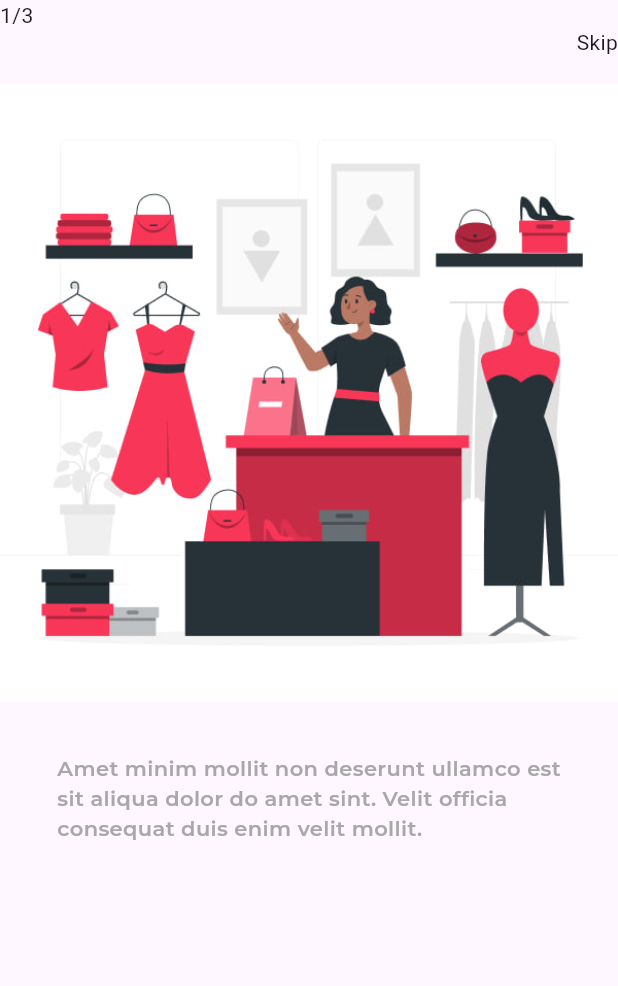
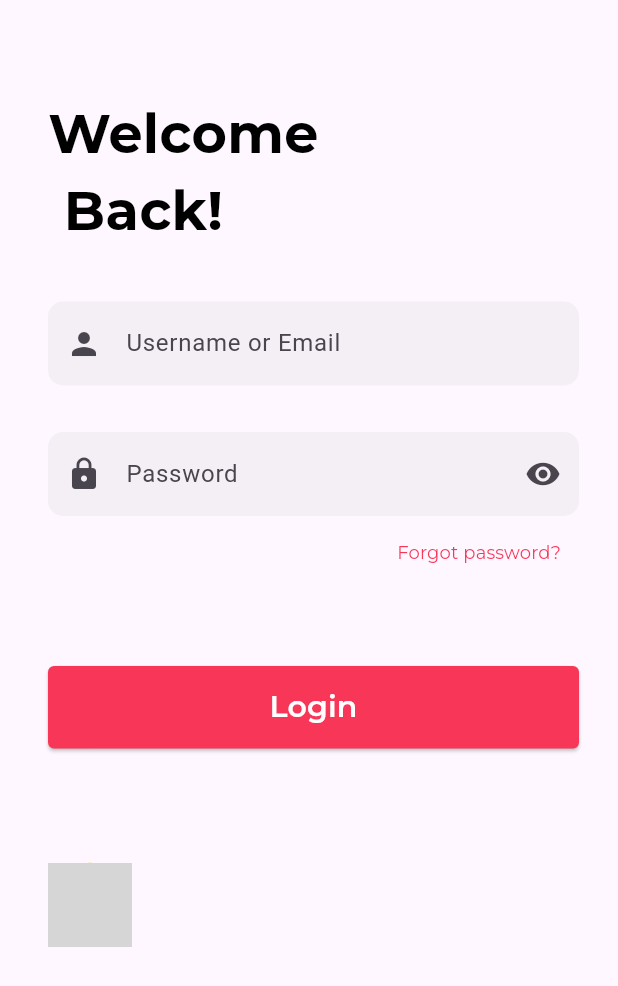
Before and after one commit to MuhammadsharifDev/stylish_ecommers, a Flutter app: the screen it shows after launch, on a phone screen of 412 x 824 dp. Shown: the top 986 px of the screen. Run offline on Flutter 3.47's test engine with Material 2 defaults, Android fonts, the light colour scheme and no system bars; our stand-ins replace bloc, equatable, flutter_bloc, flutter_svg, google_fonts; grey boxes are pictures that could not be loaded.

Commit message:
add unsplash

```diff
--- a/lib/main.dart
+++ b/lib/main.dart
@@ -1,5 +1,7 @@
 import 'package:flutter/material.dart';
 import 'package:flutter_bloc/flutter_bloc.dart';
+import 'package:stylish_ecommers_app/presintation/auth/login/bloc/login_bloc.dart';
+import 'package:stylish_ecommers_app/presintation/auth/login/login_page.dart';
 import 'package:stylish_ecommers_app/presintation/bottom_tab/basket/bloc/basket_bloc.dart';
 import 'package:stylish_ecommers_app/presintation/bottom_tab/home/bloc/home_bloc.dart';
 import 'package:stylish_ecommers_app/presintation/bottom_tab/search/bloc/search_bloc.dart';
@@ -31,6 +33,7 @@ class MyApp extends StatelessWidget {
         BlocProvider(create: (_)=>SearchBloc()),
         BlocProvider(create: (_)=>SettingBloc()),
         BlocProvider(create: (_)=>UnsplashBloc()..add(PageViewEvent())),
+        BlocProvider(create: (_)=>LoginBloc()),
       ],
         child: MaterialApp(
           debugShowCheckedModeBanner: false,
@@ -39,7 +42,7 @@ class MyApp extends StatelessWidget {
             colorScheme: ColorScheme.fromSeed(seedColor: Colors.deepPurple),
             useMaterial3: true,
           ),
-          home:const SplashPage()
+          home: LoginPage()
       ),
     );
   }
--- /dev/null
+++ b/lib/presintation/auth/login/bloc/login_bloc.dart
@@ -0,0 +1,15 @@
+import 'dart:async';
+
+import 'package:bloc/bloc.dart';
+import 'package:meta/meta.dart';
+
+part 'login_event.dart';
+part 'login_state.dart';
+
+class LoginBloc extends Bloc<LoginEvent, LoginState> {
+  LoginBloc() : super(LoginInitial()) {
+    on<LoginEvent>((event, emit) {
+      // TODO: implement event handler
+    });
+  }
+}
--- /dev/null
+++ b/lib/presintation/auth/login/bloc/login_event.dart
@@ -0,0 +1,4 @@
+part of 'login_bloc.dart';
+
+@immutable
+abstract class LoginEvent {}
--- /dev/null
+++ b/lib/presintation/auth/login/bloc/login_state.dart
@@ -0,0 +1,6 @@
+part of 'login_bloc.dart';
+
+@immutable
+abstract class LoginState {}
+
+class LoginInitial extends LoginState {}
--- /dev/null
+++ b/lib/presintation/auth/login/login_page.dart
@@ -0,0 +1,107 @@
+import 'package:flutter/material.dart';
+import 'package:flutter_bloc/flutter_bloc.dart';
+import 'package:flutter_svg/flutter_svg.dart';
+import 'package:stylish_ecommers_app/presintation/auth/login/bloc/login_bloc.dart';
+import 'package:stylish_ecommers_app/presintation/const/theme_data/elevated_bottom_style.dart';
+import 'package:stylish_ecommers_app/presintation/const/theme_data/text_style.dart';
+import 'package:stylish_ecommers_app/presintation/const/theme_data/textfield_items.dart';
+import 'package:stylish_ecommers_app/presintation/const/utils/app_icon.dart';
+
+class LoginPage extends StatelessWidget {
+  LoginPage({super.key});
+
+  TextEditingController usernameController = TextEditingController();
+  TextEditingController passwordController = TextEditingController();
+
+  @override
+  Widget build(BuildContext context) {
+    return BlocBuilder<LoginBloc, LoginState>(
+      builder: (context, state) {
+        return Scaffold(
+          body: Padding(
+            padding: const EdgeInsets.only(left: 32, right: 26),
+            child: Column(
+              crossAxisAlignment: CrossAxisAlignment.start,
+              children: [
+                const SizedBox(
+                  height: 63,
+                ),
+                StyleText.items(
+                    text: 'Welcome\n Back!',
+                    size: 36,
+                    fontWeight: FontWeight.w700,
+                    color: Colors.black),
+                const SizedBox(
+                  height: 36,
+                ),
+                TextField(
+                  controller: usernameController,
+                  decoration: TextFieldItems.items(
+                    prefIcon: Icons.person,
+                    hintex: 'Username or Email',
+                    radius: 10,
+                    color: Colors.grey.withOpacity(0.1),
+                    suffIcon: null,
+                  ),
+                ),
+                const SizedBox(
+                  height: 31,
+                ),
+                TextField(
+                  controller: usernameController,
+                  decoration: TextFieldItems.items(
+                    prefIcon: Icons.lock,
+                    hintex: 'Password',
+                    radius: 10,
+                    color: Colors.grey.withOpacity(0.1),
+                    suffIcon: Icons.visibility,
+                  ),
+                ),
+                Row(
+                  mainAxisAlignment: MainAxisAlignment.end,
+                  children: [
+                    TextButton(
+                      onPressed: () {},
+                      child: StyleText.items(
+                        text: 'Forgot password?',
+                        size: 12,
+                        fontWeight: FontWeight.w400,
+                        color: const Color(0xffF83758),
+                      ),
+                    ),
+                  ],
+                ),
+                const SizedBox(
+                  height: 52,
+                ),
+                ElevatedButton(
+                  style: ElevatedStyle.style( height: 55, radius: 4),
+                  onPressed: () {},
+                  child: Align(
+                      alignment: Alignment.center,
+                      child: StyleText.items(
+                        text: 'Login',
+                        size: 20,
+                        fontWeight: FontWeight.w600,color: Colors.white,
+                      ),
+                  ),
+                ),
+                 SizedBox(height: MediaQuery.of(context).size.height*75/812),
+                Container(
+                  height: 56,
+                  width: 56,
+                  decoration: const BoxDecoration(
+                      color: Colors.amber, shape: BoxShape.circle),
+                  child: ClipRRect(
+                    borderRadius: BorderRadius.circular(28),
+                    child: SvgPicture.asset(AppIcons.google_icon),
+                  ),
+                ),
+              ],
+            ),
+          ),
+        );
+      },
+    );
+  }
+}
--- a/lib/presintation/bottom_tab/home/home_page.dart
+++ b/lib/presintation/bottom_tab/home/home_page.dart
@@ -50,6 +50,9 @@ class HomePage extends StatelessWidget {
                       decoration: TextFieldItems.items(
                         prefIcon: Icons.search_rounded,
                         suffIcon: Icons.keyboard_voice_outlined,
+                        hintex: 'Search..',
+                        radius: 6,
+                        color: Colors.white,
                       ),
                     ),
                   ),
--- a/lib/presintation/bottom_tab/main/main_page.dart
+++ b/lib/presintation/bottom_tab/main/main_page.dart
@@ -18,7 +18,7 @@ class MainPage extends StatelessWidget {
         return Scaffold(
           body: IndexedStack(
             index: state.bottomMenu.index,
-            children: const [
+            children:  [
               HomePage(),
               WishListPage(),
               BasketPage(),
--- /dev/null
+++ b/lib/presintation/const/theme_data/elevated_bottom_style.dart
@@ -0,0 +1,17 @@
+
+
+
+
+import 'package:flutter/material.dart';
+
+class ElevatedStyle{
+  static ButtonStyle style({required double height,required double radius}){
+    return  ElevatedButton.styleFrom(
+      minimumSize:  Size(double.infinity, height),
+      backgroundColor: const Color(0xffF83758),
+      shape: RoundedRectangleBorder(
+        borderRadius: BorderRadius.circular(radius),
+      ),
+    );
+  }
+}
--- a/lib/presintation/const/theme_data/textfield_items.dart
+++ b/lib/presintation/const/theme_data/textfield_items.dart
@@ -1,22 +1,23 @@
-
-import 'package:flutter/material.dart';
-import 'package:flutter/material.dart';
 import 'package:flutter/material.dart';
 
 class TextFieldItems {
+  static InputDecoration items(
+      {required IconData? prefIcon,
+      required IconData? suffIcon,
+      required String hintex,
+      required double radius,
+      Color? color}) {
 
-  static InputDecoration items ({required IconData? prefIcon,required IconData? suffIcon}){
     return InputDecoration(
       suffixIcon: Icon(suffIcon),
       prefixIcon: Icon(prefIcon),
       filled: true,
-      fillColor:Colors.white,
-      hintText: 'Search...',
+      fillColor: color,
+      hintText: hintex,
       border: OutlineInputBorder(
         borderSide: BorderSide.none,
-        borderRadius: BorderRadius.circular(6),
+        borderRadius: BorderRadius.circular(radius),
       ),
     );
   }
-
 }
--- a/lib/presintation/const/utils/app_icon.dart
+++ b/lib/presintation/const/utils/app_icon.dart
@@ -2,5 +2,8 @@
 
 class AppIcons{
   static const String stylish_icon='assets/icons_svg/stylish.svg';
+  static const String google_icon='assets/icons_svg/google_icon.svg';
+  static const String apple_icon='assets/icons_svg/apple.svg';
+  static const String facebook_icon='assets/icons_svg/facebook.svg';
 
 }
--- a/lib/presintation/splash/splash_page/splash_page.dart
+++ b/lib/presintation/splash/splash_page/splash_page.dart
@@ -1,6 +1,5 @@
 import 'package:flutter/material.dart';
 import 'package:flutter_svg/flutter_svg.dart';
-import 'package:stylish_ecommers_app/presintation/bottom_tab/home/home_page.dart';
 import 'package:stylish_ecommers_app/presintation/const/theme_data/text_style.dart';
 import 'package:stylish_ecommers_app/presintation/splash/unsplash_page/unsplash_page.dart';
 
--- a/lib/presintation/splash/unsplash_page/bloc/unsplash_bloc.dart
+++ b/lib/presintation/splash/unsplash_page/bloc/unsplash_bloc.dart
@@ -22,7 +22,7 @@ class UnsplashBloc extends Bloc<UnsplashEvent, UnsplashState> {
 final List<PageList> pageItems = [
   PageList(
       description: 'Amet minim mollit non deserunt ullamco est\nsit aliqua dolor do amet sint. Velit officia\nconsequat duis enim velit mollit.',
-      image: 'assets/image_png/unsplash_1.jpg',
+      image: AppImages.unsplash_1_image,
       title: 'Choose Products'),
   PageList(
       description: 'Amet minim mollit non deserunt ullamco est\nsit aliqua dolor do amet sint. Velit officia\nconsequat duis enim velit mollit.',
--- a/lib/presintation/splash/unsplash_page/unsplash_page.dart
+++ b/lib/presintation/splash/unsplash_page/unsplash_page.dart
@@ -1,5 +1,6 @@
 import 'package:flutter/material.dart';
 import 'package:flutter_bloc/flutter_bloc.dart';
+import 'package:stylish_ecommers_app/presintation/bottom_tab/home/home_page.dart';
 import 'package:stylish_ecommers_app/presintation/const/theme_data/text_style.dart';
 import 'package:stylish_ecommers_app/presintation/splash/unsplash_page/bloc/unsplash_bloc.dart';
 
@@ -8,13 +9,17 @@ class UnSplashPage extends StatelessWidget {
 
   @override
   Widget build(BuildContext context) {
+    var media =MediaQuery.of(context);
     return BlocBuilder<UnsplashBloc, UnsplashState>(
       builder: (context, state) {
         return Scaffold(
+          backgroundColor: Colors.white,
           appBar: AppBar(
-            leading: Text('1/3'),
+            backgroundColor: Colors.white,
             actions: [
-              Text('Skip')
+            TextButton(onPressed: (){
+              Navigator.push(context, MaterialPageRoute(builder: (context) => const HomePage(),));
+            }, child: StyleText.items(text: 'Skip', size: 18, fontWeight: FontWeight.w600,color: Colors.black)),
             ],
           ),
           body: SafeArea(
@@ -23,10 +28,13 @@ class UnSplashPage extends StatelessWidget {
                   Center(
                     child: Column(
                       children: [
-                        Image.asset(state.items[index].image),
-                        StyleText.items(text: state.items[index].title, size: 24, fontWeight: FontWeight.w800,color: const Color(0xff000)),
+                        SizedBox(height: media.size.height*177/812,),
+                        SizedBox(
+                          height: media.size.height*300/812,
+                            width: media.size.width*300/375,
+                            child: Image.asset(state.items[index].image)),
+                        StyleText.items(text: state.items[index].title, size: 24, fontWeight: FontWeight.w800,color: Colors.black),
                         StyleText.items(text: state.items[index].description, size: 14, fontWeight: FontWeight.w600,color: const Color(0xffA8A8A9)),
-
                       ],
                     ),
                   ),
```
Also changed, not shown: lib/presintation/bottom_tab/basket/basket_page.dart (+77 -9 lines), assets/icons_svg/apple_icon.svg (added), assets/icons_svg/facebook_icon.svg (added), assets/icons_svg/google_icon.svg (added).
